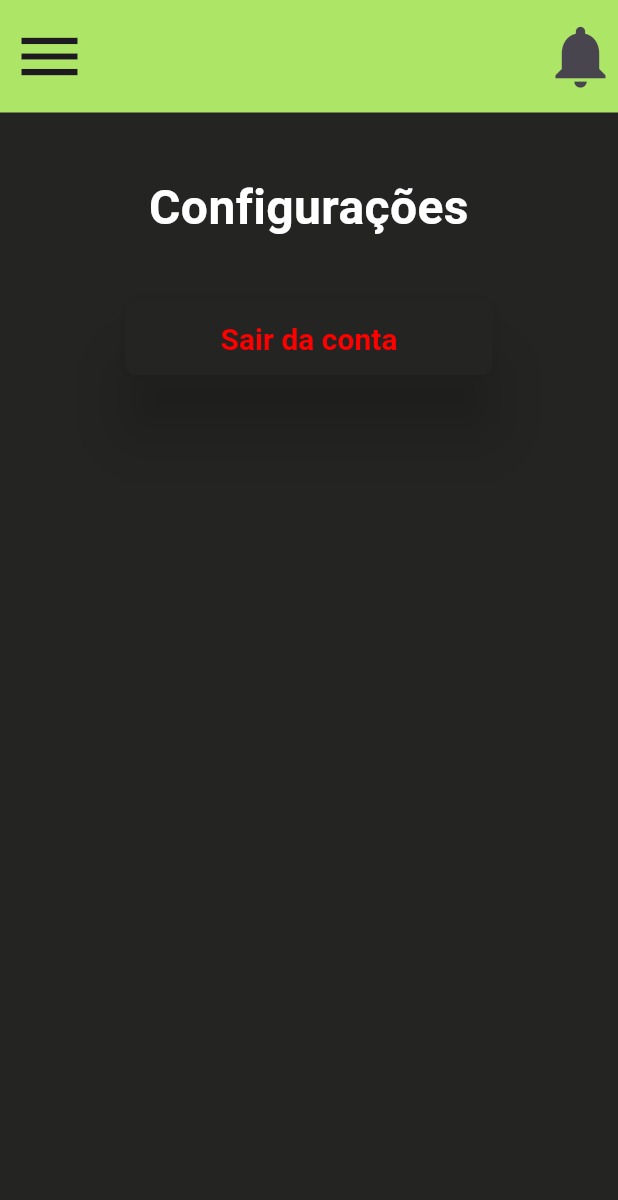
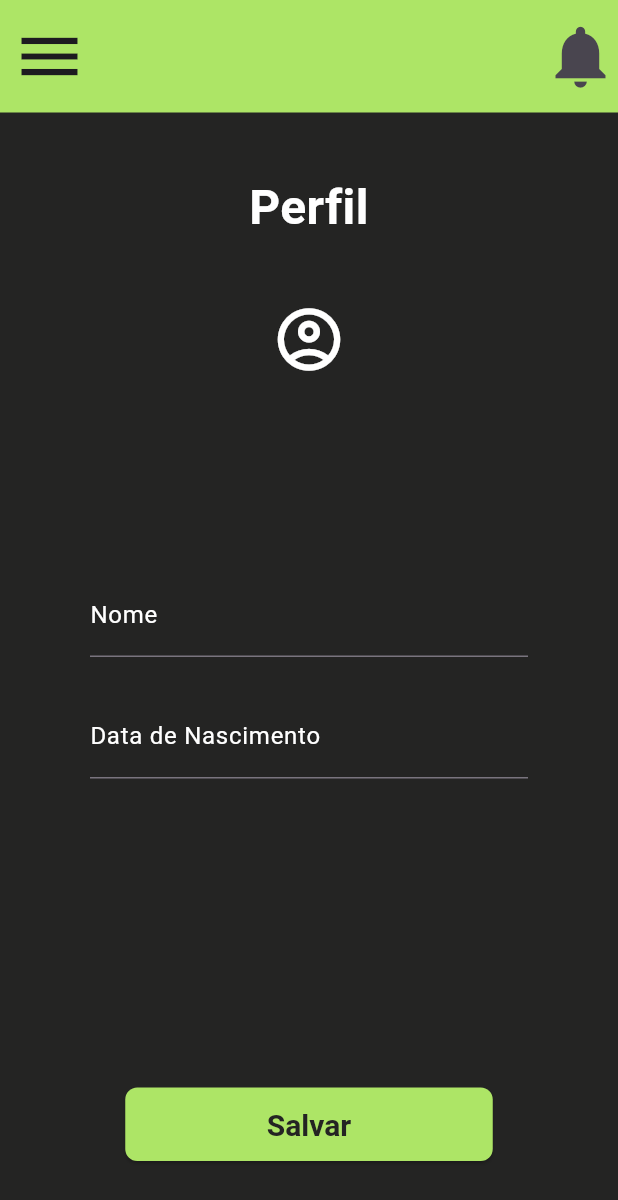
Before and after one commit to LuisFernandoPBPereira/EZReminder, a Flutter app: the screen it shows after launch, on a phone screen of 412 x 824 dp. Shown: the top 1200 px of the screen. Run offline on Flutter 3.47's test engine with Material 3 defaults, Android fonts, the phone set to English and light mode, and no system bars; our stand-ins replace flutter_colorpicker.

Commit message:
feat: Criando tela de Perfil

```diff
--- a/lib/components/sidebar.dart
+++ b/lib/components/sidebar.dart
@@ -3,6 +3,7 @@ import 'package:ez_reminder/screens/configuracoes.dart';
 import 'package:ez_reminder/screens/criar_lembrete.dart';
 import 'package:ez_reminder/screens/criar_tipo_de_lembrete.dart';
 import 'package:ez_reminder/screens/home.dart';
+import 'package:ez_reminder/screens/perfil.dart';
 import 'package:ez_reminder/screens/tipos_de_lembrete.dart';
 import 'package:flutter/material.dart';
 
@@ -100,7 +101,10 @@ class Sidebar extends StatelessWidget {
               style: TextStyle(color: Color(EzreminderColors.branco)),
             ),
             onTap: () {
-              Navigator.pop(context);
+              Navigator.push(
+                context,
+                MaterialPageRoute(builder: (context) => Perfil()),
+              );
             },
           ),
           ListTile(
--- a/lib/main.dart
+++ b/lib/main.dart
@@ -5,6 +5,7 @@ import 'package:ez_reminder/screens/email_redefinicao_de_senha.dart';
 import 'package:ez_reminder/screens/home.dart';
 import 'package:ez_reminder/screens/login.dart';
 import 'package:ez_reminder/screens/nova_senha.dart';
+import 'package:ez_reminder/screens/perfil.dart';
 import 'package:ez_reminder/screens/redefinicao_de_senha.dart';
 import 'package:ez_reminder/screens/tipos_de_lembrete.dart';
 import 'package:flutter/material.dart';
@@ -27,9 +28,7 @@ class EzReminder extends StatelessWidget {
     //     title: "EZReminder",
     //     home: CriarLembrete());
     return MaterialApp(
-        debugShowCheckedModeBanner: false,
-        title: "EZReminder",
-        home: Configuracoes());
+        debugShowCheckedModeBanner: false, title: "EZReminder", home: Perfil());
     // return MaterialApp(title: "EZReminder", home: EmailRedefinicaoDeSenha());
     // return MaterialApp(title: "EZReminder", home: NovaSenha());
   }
--- /dev/null
+++ b/lib/screens/perfil.dart
@@ -0,0 +1,74 @@
+import 'package:ez_reminder/components/app_layout.dart';
+import 'package:ez_reminder/components/custom_button.dart';
+import 'package:ez_reminder/components/titulo.dart';
+import 'package:ez_reminder/global/ezreminder_colors.dart';
+import 'package:flutter/material.dart';
+
+class Perfil extends StatelessWidget {
+  TextEditingController nomeUsuario = TextEditingController();
+  TextEditingController dataNascimento = TextEditingController();
+
+  @override
+  Widget build(BuildContext context) {
+    return AppLayout(
+        content: SafeArea(
+            child: Center(
+      child: Column(
+        mainAxisAlignment: MainAxisAlignment.spaceBetween,
+        children: [
+          Column(
+            children: [
+              const Titulo(texto: "Perfil"),
+              Icon(
+                Icons.account_circle_outlined,
+                color: Color(EzreminderColors.branco),
+                size: 50,
+              ),
+            ],
+          ),
+          Column(
+            children: [
+              Container(
+                margin: const EdgeInsets.only(bottom: 25),
+                child: Padding(
+                  padding:
+                      const EdgeInsets.symmetric(horizontal: 60.0, vertical: 0),
+                  child: TextField(
+                    controller: nomeUsuario,
+                    decoration: InputDecoration(
+                      labelStyle:
+                          TextStyle(color: Color(EzreminderColors.branco)),
+                      labelText: "Nome",
+                      border: const UnderlineInputBorder(),
+                    ),
+                    style: const TextStyle(color: Color(0xFFFFFFFF)),
+                  ),
+                ),
+              ),
+              Container(
+                margin: const EdgeInsets.only(bottom: 25),
+                child: Padding(
+                  padding:
+                      const EdgeInsets.symmetric(horizontal: 60.0, vertical: 0),
+                  child: TextField(
+                    controller: dataNascimento,
+                    decoration: InputDecoration(
+                      labelStyle:
+                          TextStyle(color: Color(EzreminderColors.branco)),
+                      labelText: "Data de Nascimento",
+                      border: const UnderlineInputBorder(),
+                    ),
+                    style: const TextStyle(color: Color(0xFFFFFFFF)),
+                  ),
+                ),
+              ),
+            ],
+          ),
+          Container(
+              margin: const EdgeInsets.symmetric(horizontal: 0, vertical: 50),
+              child: CustomButton(label: "Salvar", onPressed: () {}))
+        ],
+      ),
+    )));
+  }
+}
```
